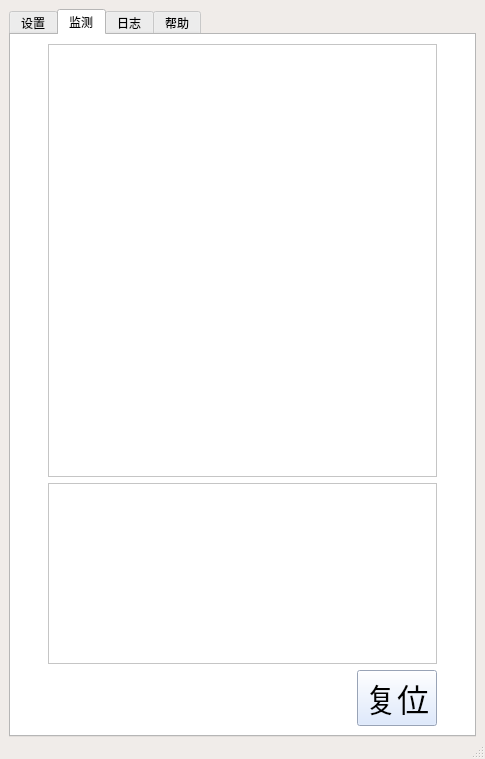
Above: CSM3510_Helper/main_window.ui from junglefive/SerialPortTools before the change. Below: the same form after it.
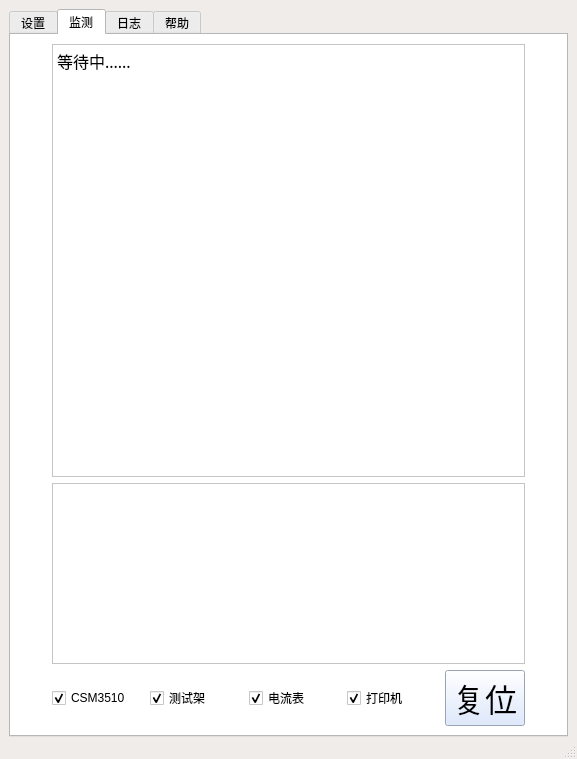
That is the form after the change. The open tabs and pages were chosen to show the change.

Commit message: 更新了功能，增加测试代码

```diff
--- a/CSM3510_Helper/main_window.ui
+++ b/CSM3510_Helper/main_window.ui
@@ -9,7 +9,7 @@
    <rect>
     <x>0</x>
     <y>0</y>
-    <width>485</width>
+    <width>577</width>
     <height>759</height>
    </rect>
   </property>
@@ -3969,20 +3969,45 @@
              </layout>
             </item>
             <item>
-             <layout class="QVBoxLayout" name="verticalLayout_14" stretch="12,5,2">
+             <layout class="QVBoxLayout" name="verticalLayout_14" stretch="12,5,0">
               <item>
-               <widget class="QPlainTextEdit" name="plainText_display"/>
+               <widget class="QPlainTextEdit" name="plainText_display">
+                <property name="font">
+                 <font>
+                  <family>宋体</family>
+                  <pointsize>12</pointsize>
+                  <stylestrategy>PreferAntialias</stylestrategy>
+                 </font>
+                </property>
+                <property name="undoRedoEnabled">
+                 <bool>false</bool>
+                </property>
+                <property name="readOnly">
+                 <bool>true</bool>
+                </property>
+                <property name="plainText">
+                 <string>等待中......</string>
+                </property>
+               </widget>
               </item>
               <item>
                <widget class="QTextBrowser" name="textBrowser_reuslt">
                 <property name="enabled">
                  <bool>true</bool>
                 </property>
+                <property name="font">
+                 <font>
+                  <family>微软雅黑</family>
+                 </font>
+                </property>
                </widget>
               </item>
               <item>
                <layout class="QGridLayout" name="gridLayout_9" columnstretch="2,0">
-                <item row="0" column="1">
+                <item row="0" column="0">
+                 <layout class="QHBoxLayout" name="horizontalLayout_7"/>
+                </item>
+                <item row="1" column="1">
                  <widget class="QPushButton" name="btn_reset_result">
                   <property name="minimumSize">
                    <size>
@@ -4419,12 +4444,49 @@
                   </property>
                  </widget>
                 </item>
-                <item row="0" column="0">
-                 <widget class="QLabel" name="label_5">
-                  <property name="text">
-                   <string/>
-                  </property>
-                 </widget>
+                <item row="1" column="0">
+                 <layout class="QHBoxLayout" name="horizontalLayout_9">
+                  <item>
+                   <widget class="QCheckBox" name="checkBox_csm3510">
+                    <property name="text">
+                     <string>CSM3510</string>
+                    </property>
+                    <property name="checked">
+                     <bool>true</bool>
+                    </property>
+                   </widget>
+                  </item>
+                  <item>
+                   <widget class="QCheckBox" name="checkBox_cc2640">
+                    <property name="text">
+                     <string>测试架</string>
+                    </property>
+                    <property name="checked">
+                     <bool>true</bool>
+                    </property>
+                   </widget>
+                  </item>
+                  <item>
+                   <widget class="QCheckBox" name="checkBox_currenter">
+                    <property name="text">
+                     <string>电流表</string>
+                    </property>
+                    <property name="checked">
+                     <bool>true</bool>
+                    </property>
+                   </widget>
+                  </item>
+                  <item>
+                   <widget class="QCheckBox" name="checkBox_printer">
+                    <property name="text">
+                     <string>打印机</string>
+                    </property>
+                    <property name="checked">
+                     <bool>true</bool>
+                    </property>
+                   </widget>
+                  </item>
+                 </layout>
                 </item>
                </layout>
               </item>
```
Left out of the diff: 1093 changed lines with no effect on the pictures. The commit also changes 8 other files.
